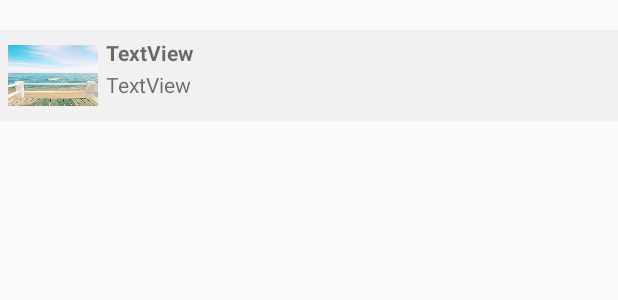
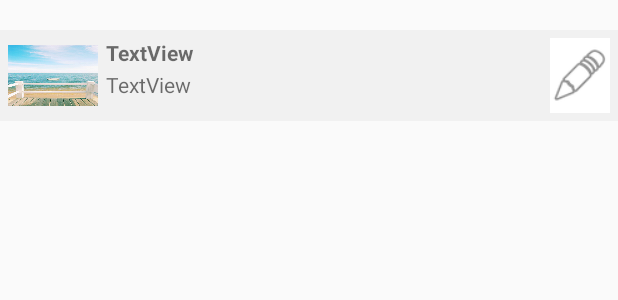
Before and after one commit to dhiviyadhanasekar/JournalApp, an Android app: the layout entry_item.xml on its own in the app's theme, with its tools: preview values and no code run, on a phone screen of 412 x 824 dp. Shown: the top 300 px of the screen. Run offline under Robolectric (Android 15) with nearby library versions, the phone set to English and light mode, and no system bars.

Commit message:
done with edit for old entries

```diff
--- a/app/src/main/java/com/dhiviyad/journalapp/controllers/JournalEntryController.java
+++ b/app/src/main/java/com/dhiviyad/journalapp/controllers/JournalEntryController.java
@@ -20,6 +20,9 @@ public class JournalEntryController {
     }
 
 
+    public void createExistingEntry(JournalEntryData jdata){
+        journalEntry = jdata;
+    }
     public void createNewEntry() {
         journalEntry = new JournalEntryData();
     }
--- a/app/src/main/res/layout/entry_item.xml
+++ b/app/src/main/res/layout/entry_item.xml
@@ -23,12 +23,12 @@
         android:clickable="true">
 
         <ImageButton
-            app:srcCompat="@drawable/trash_bin"
+            app:srcCompat="@android:drawable/ic_menu_delete"
             android:scaleType="fitCenter"
             android:layout_width="40dp"
             android:layout_height="90dp"
             android:background="#fff"
-            android:src="@drawable/trash_bin"
+            android:src="@android:drawable/ic_menu_delete"
             android:id="@+id/trashBin" />
     </RelativeLayout>
 
@@ -40,8 +40,8 @@
 
     <LinearLayout
         android:orientation="vertical"
-        android:layout_width="match_parent"
-        android:layout_height="match_parent">
+        android:layout_height="match_parent"
+        android:layout_width="250dp">
 
         <TextView
             android:text="TextView"
@@ -62,4 +62,23 @@
             android:layout_marginTop="2dp" />
     </LinearLayout>
 
+    <RelativeLayout
+        android:layout_width="wrap_content"
+        android:layout_height="match_parent"
+        android:orientation="horizontal"
+        android:id="@+id/editButton"
+        android:layout_marginLeft="5dp"
+        android:clickable="true">
+
+        <ImageButton
+            app:srcCompat="@android:drawable/ic_menu_edit"
+            android:scaleType="fitCenter"
+            android:layout_height="90dp"
+            android:background="#fff"
+            android:src="@android:drawable/ic_menu_edit"
+            android:id="@+id/pencilBtn"
+            android:layout_alignParentRight="true"
+            android:layout_width="40dp" />
+    </RelativeLayout>
+
 </LinearLayout>
```
Also changed, not shown: app/src/main/java/com/dhiviyad/journalapp/EntryService.java (+11 -0 lines), app/src/main/java/com/dhiviyad/journalapp/MainActivity.java (+105 -53 lines), app/src/main/java/com/dhiviyad/journalapp/models/JournalEntryData.java (+15 -0 lines), app/src/main/aidl/com/dhiviyad/journalapp/IEntryAidlInterface.aidl, app/src/main/res/drawable/edit_pencil.png (added), app/src/main/res/drawable/trash_bin.png.
